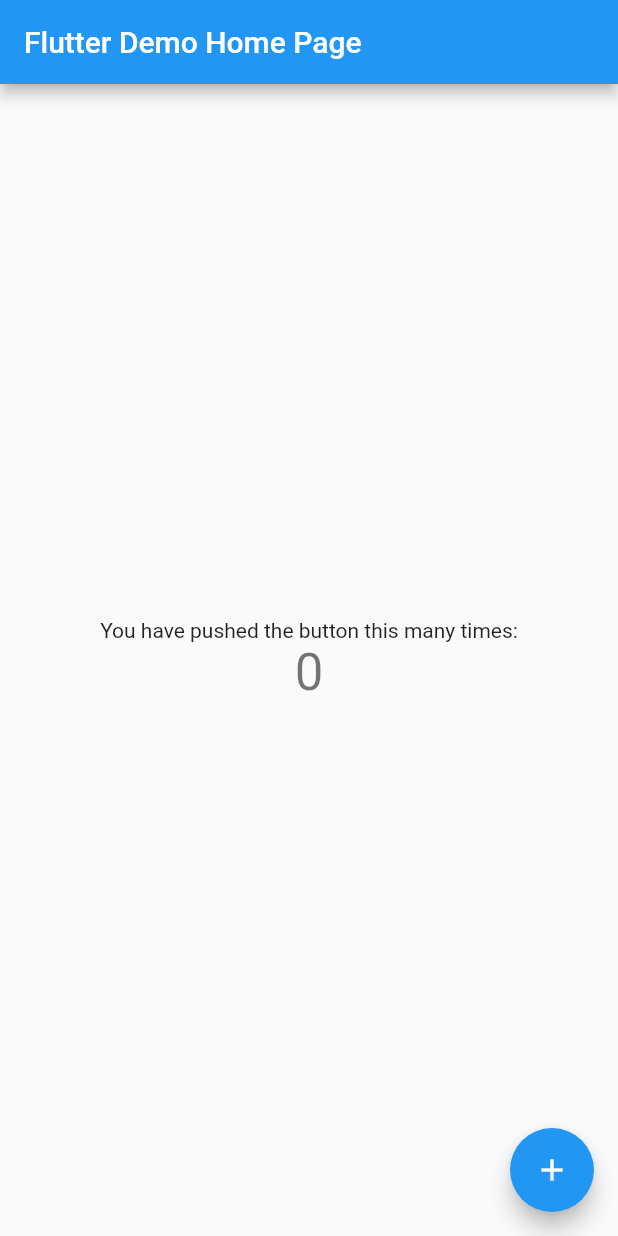
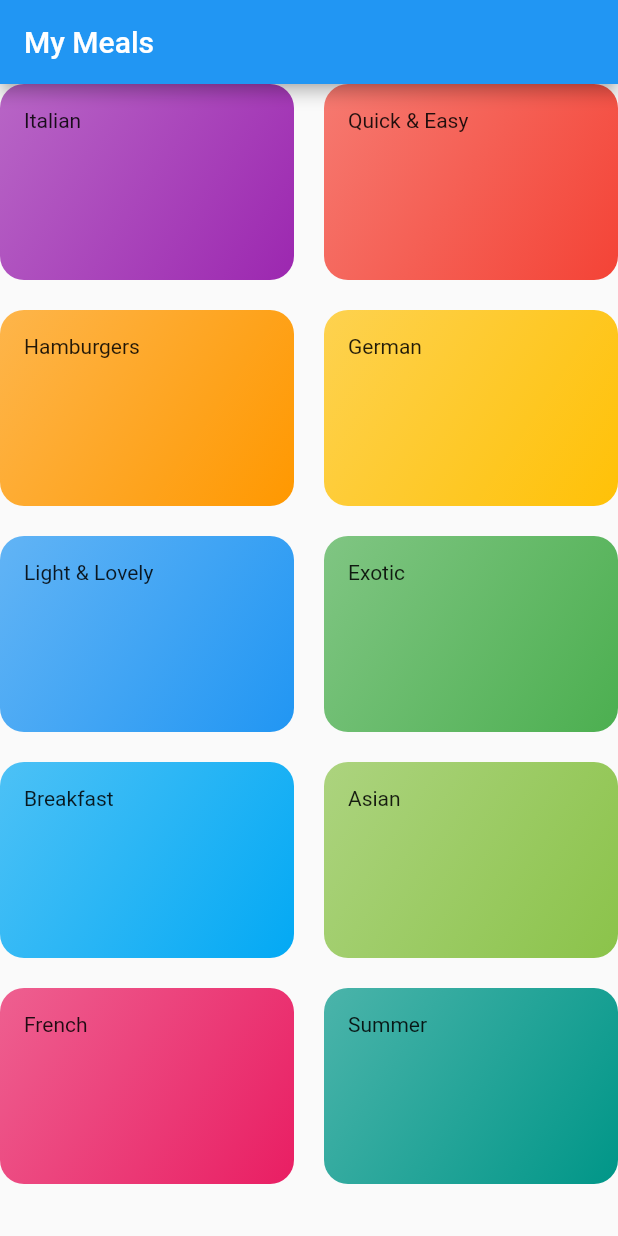
Before and after one commit to ajvelo/My-Meals, a Flutter app: the screen it shows after launch, on a phone screen of 412 x 824 dp. Run offline on Flutter 3.47's test engine with Material 2 defaults, Android fonts, the phone set to English and light mode, and no system bars.

Commit message:
Add templates

```diff
--- /dev/null
+++ b/app/lib/categories_screen.dart
@@ -0,0 +1,23 @@
+import 'package:flutter/material.dart';
+import 'dummy_data.dart';
+import 'cateory_item.dart';
+
+class CategoriesScreen extends StatelessWidget {
+  @override
+  Widget build(BuildContext context) {
+    return Scaffold(
+        appBar: AppBar(
+          title: const Text('My Meals'),
+        ),
+        body: GridView(
+          gridDelegate: SliverGridDelegateWithMaxCrossAxisExtent(
+              maxCrossAxisExtent: 200,
+              childAspectRatio: 3 / 2,
+              crossAxisSpacing: 20,
+              mainAxisSpacing: 20),
+          children: DUMMY_CATEGORIES.map((categoryData) {
+            return CategoryItem(categoryData.title, categoryData.color);
+          }).toList(),
+        ));
+  }
+}
--- /dev/null
+++ b/app/lib/cateory_item.dart
@@ -0,0 +1,22 @@
+import 'package:flutter/material.dart';
+
+class CategoryItem extends StatelessWidget {
+  final String title;
+  final Color color;
+
+  CategoryItem(this.title, this.color);
+
+  @override
+  Widget build(BuildContext context) {
+    return Container(
+      padding: const EdgeInsets.all(16.0),
+      child: Text(title),
+      decoration: BoxDecoration(
+          gradient: LinearGradient(
+              colors: [color.withOpacity(0.7), color.withOpacity(1.0)],
+              begin: Alignment.topLeft,
+              end: Alignment.bottomRight),
+          borderRadius: BorderRadius.circular(16.0)),
+    );
+  }
+}
--- /dev/null
+++ b/app/lib/dummy_data.dart
@@ -0,0 +1,56 @@
+import 'package:flutter/material.dart';
+
+import './models/category.dart';
+
+const DUMMY_CATEGORIES = const [
+  Category(
+    id: 'c1',
+    title: 'Italian',
+    color: Colors.purple,
+  ),
+  Category(
+    id: 'c2',
+    title: 'Quick & Easy',
+    color: Colors.red,
+  ),
+  Category(
+    id: 'c3',
+    title: 'Hamburgers',
+    color: Colors.orange,
+  ),
+  Category(
+    id: 'c4',
+    title: 'German',
+    color: Colors.amber,
+  ),
+  Category(
+    id: 'c5',
+    title: 'Light & Lovely',
+    color: Colors.blue,
+  ),
+  Category(
+    id: 'c6',
+    title: 'Exotic',
+    color: Colors.green,
+  ),
+  Category(
+    id: 'c7',
+    title: 'Breakfast',
+    color: Colors.lightBlue,
+  ),
+  Category(
+    id: 'c8',
+    title: 'Asian',
+    color: Colors.lightGreen,
+  ),
+  Category(
+    id: 'c9',
+    title: 'French',
+    color: Colors.pink,
+  ),
+  Category(
+    id: 'c10',
+    title: 'Summer',
+    color: Colors.teal,
+  ),
+];
--- a/app/lib/main.dart
+++ b/app/lib/main.dart
@@ -1,113 +1,20 @@
 import 'package:flutter/material.dart';
+
+import 'categories_screen.dart';
 
 void main() {
   runApp(MyApp());
 }
 
 class MyApp extends StatelessWidget {
-  // This widget is the root of your application.
   @override
   Widget build(BuildContext context) {
     return MaterialApp(
-      title: 'Flutter Demo',
-      theme: ThemeData(
-        // This is the theme of your application.
-        //
-        // Try running your application with "flutter run". You'll see the
-        // application has a blue toolbar. Then, without quitting the app, try
-        // changing the primarySwatch below to Colors.green and then invoke
-        // "hot reload" (press "r" in the console where you ran "flutter run",
-        // or simply save your changes to "hot reload" in a Flutter IDE).
-        // Notice that the counter didn't reset back to zero; the application
-        // is not restarted.
-        primarySwatch: Colors.blue,
-      ),
-      home: MyHomePage(title: 'Flutter Demo Home Page'),
-    );
+        debugShowCheckedModeBanner: false,
+        title: 'My Meals',
+        theme: ThemeData(
+          primarySwatch: Colors.blue,
+        ),
+        home: CategoriesScreen());
   }
 }
-
-class MyHomePage extends StatefulWidget {
-  MyHomePage({Key key, this.title}) : super(key: key);
-
-  // This widget is the home page of your application. It is stateful, meaning
-  // that it has a State object (defined below) that contains fields that affect
-  // how it looks.
-
-  // This class is the configuration for the state. It holds the values (in this
-  // case the title) provided by the parent (in this case the App widget) and
-  // used by the build method of the State. Fields in a Widget subclass are
-  // always marked "final".
-
-  final String title;
-
-  @override
-  _MyHomePageState createState() => _MyHomePageState();
-}
-
-class _MyHomePageState extends State<MyHomePage> {
-  int _counter = 0;
-
-  void _incrementCounter() {
-    setState(() {
-      // This call to setState tells the Flutter framework that something has
-      // changed in this State, which causes it to rerun the build method below
-      // so that the display can reflect the updated values. If we changed
-      // _counter without calling setState(), then the build method would not be
-      // called again, and so nothing would appear to happen.
-      _counter++;
-    });
-  }
-
-  @override
-  Widget build(BuildContext context) {
-    // This method is rerun every time setState is called, for instance as done
-    // by the _incrementCounter method above.
-    //
-    // The Flutter framework has been optimized to make rerunning build methods
-    // fast, so that you can just rebuild anything that needs updating rather
-    // than having to individually change instances of widgets.
-    return Scaffold(
-      appBar: AppBar(
-        // Here we take the value from the MyHomePage object that was created by
-        // the App.build method, and use it to set our appbar title.
-        title: Text(widget.title),
-      ),
-      body: Center(
-        // Center is a layout widget. It takes a single child and positions it
-        // in the middle of the parent.
-        child: Column(
-          // Column is also a layout widget. It takes a list of children and
-          // arranges them vertically. By default, it sizes itself to fit its
-          // children horizontally, and tries to be as tall as its parent.
-          //
-          // Invoke "debug painting" (press "p" in the console, choose the
-          // "Toggle Debug Paint" action from the Flutter Inspector in Android
-          // Studio, or the "Toggle Debug Paint" command in Visual Studio Code)
-          // to see the wireframe for each widget.
-          //
-          // Column has various properties to control how it sizes itself and
-          // how it positions its children. Here we use mainAxisAlignment to
-          // center the children vertically; the main axis here is the vertical
-          // axis because Columns are vertical (the cross axis would be
-          // horizontal).
-          mainAxisAlignment: MainAxisAlignment.center,
-          children: <Widget>[
-            Text(
-              'You have pushed the button this many times:',
-            ),
-            Text(
-              '$_counter',
-              style: Theme.of(context).textTheme.headline4,
-            ),
-          ],
-        ),
-      ),
-      floatingActionButton: FloatingActionButton(
-        onPressed: _incrementCounter,
-        tooltip: 'Increment',
-        child: Icon(Icons.add),
-      ), // This trailing comma makes auto-formatting nicer for build methods.
-    );
-  }
-}
--- /dev/null
+++ b/app/lib/models/category.dart
@@ -0,0 +1,10 @@
+import 'package:flutter/material.dart';
+
+class Category {
+  final String id;
+  final String title;
+  final Color color;
+
+  const Category(
+      {@required this.id, @required this.title, this.color = Colors.orange});
+}
```
